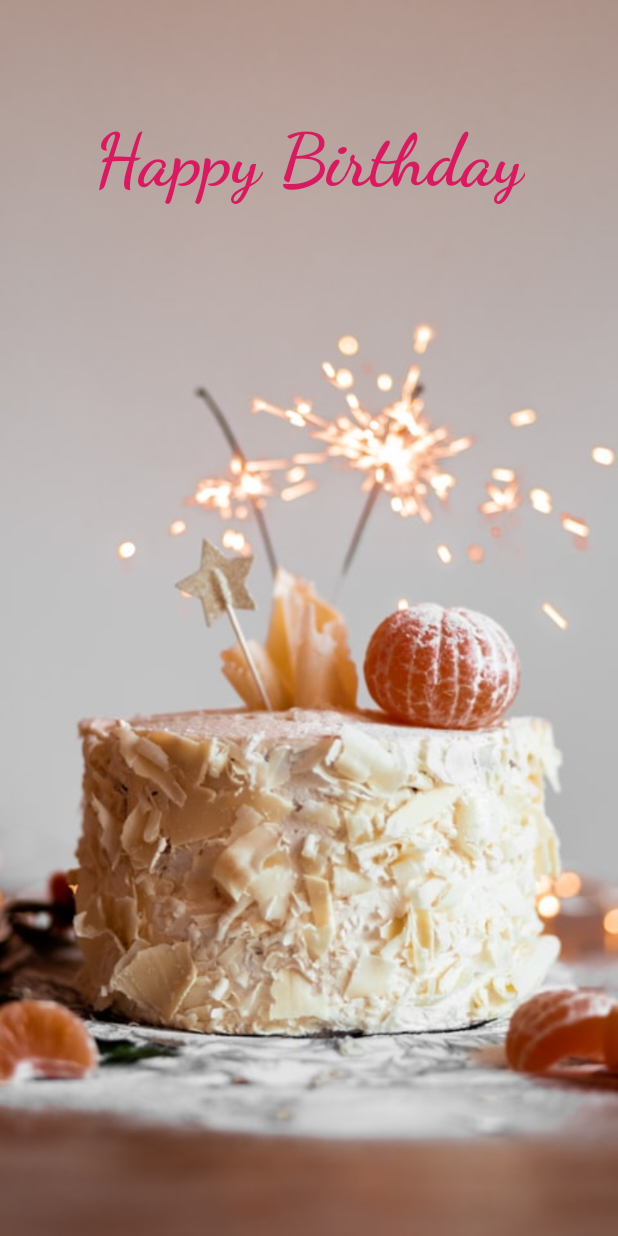
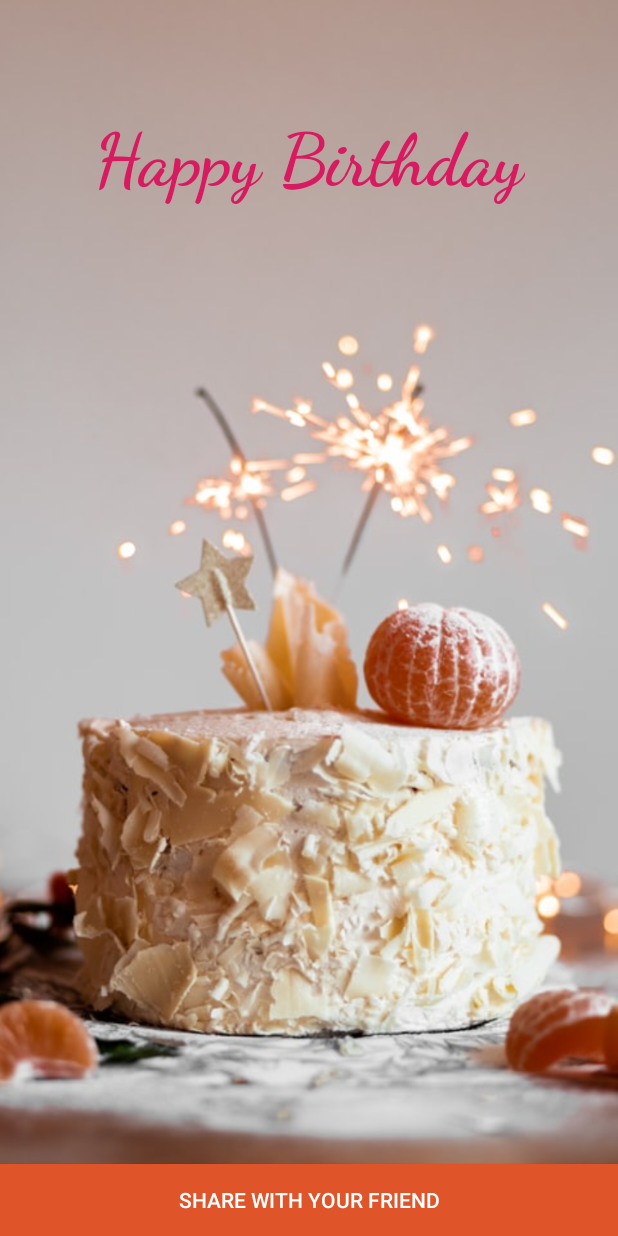
Before and after one commit to simonnepinto/Bliss_through_wish, an Android app: the layout activity_birthday_greeting.xml on its own in the app's theme, with its tools: preview values and no code run, on a phone screen of 412 x 824 dp. Run offline under Robolectric (Android 15) with nearby library versions, the phone set to English and light mode, and no system bars.

Commit message:
share button and background enhancement

```diff
--- a/app/src/main/res/layout/activity_birthday_greeting.xml
+++ b/app/src/main/res/layout/activity_birthday_greeting.xml
@@ -7,10 +7,11 @@
     tools:context=".BirthdayGreetingActivity">
 
     <ImageView
-        android:layout_width= "match_parent"
+        android:id="@+id/birthdayImage"
+        android:layout_width="match_parent"
         android:layout_height="match_parent"
-        android:src="@drawable/cake"
-        android:scaleType="centerCrop"/>
+        android:scaleType="centerCrop"
+        android:src="@drawable/cake" />
 
     <TextView
         android:id="@+id/birthdayGreeting"
@@ -28,5 +29,17 @@
         android:textStyle="bold"
         android:textAlignment="center"/>
 
+    <Button
+        android:layout_width="match_parent"
+        android:layout_height="wrap_content"
+        app:layout_constraintBottom_toBottomOf="parent"
+        app:layout_constraintRight_toRightOf="parent"
+        app:layout_constraintLeft_toLeftOf="parent"
+        android:text="@string/share_with_your_friend"
+        android:background="@color/orange"
+        android:textColor="@color/white"
+        android:onClick="shareCard"
+        />.
+
 
 </androidx.constraintlayout.widget.ConstraintLayout>
--- a/app/src/main/res/layout/activity_main.xml
+++ b/app/src/main/res/layout/activity_main.xml
@@ -4,6 +4,7 @@
     xmlns:tools="http://schemas.android.com/tools"
     android:layout_width="match_parent"
     android:layout_height="match_parent"
+    android:background="@drawable/mainpic"
     tools:context=".MainActivity">
 
     <TextView
@@ -12,6 +13,8 @@
         android:layout_height="wrap_content"
         android:layout_marginTop="60dp"
         android:text="@string/enter_your_name"
+        android:textStyle="bold"
+        android:textSize="20dp"
         app:layout_constraintEnd_toEndOf="parent"
         app:layout_constraintStart_toStartOf="parent"
         app:layout_constraintTop_toTopOf="parent" />
@@ -26,6 +29,7 @@
         android:hint="@string/input_hint_text"
         android:textAlignment="center"
         android:gravity="center_horizontal"
+        android:textSize="25dp"
         app:layout_constraintEnd_toEndOf="parent"
         app:layout_constraintStart_toStartOf="parent"
         app:layout_constraintTop_toBottomOf="@+id/helperMessage" />
@@ -41,6 +45,8 @@
         android:textAllCaps="false"
         android:padding="30dp"
         android:onClick="createBirthdayCard"
+        android:background="@color/grey"
+        android:textColor="@color/white"
         app:layout_constraintTop_toBottomOf="@+id/nameInput" />
 
 </androidx.constraintlayout.widget.ConstraintLayout>
--- a/app/src/main/res/values/colors.xml
+++ b/app/src/main/res/values/colors.xml
@@ -3,4 +3,8 @@
     <color name="colorPrimary">#008577</color>
     <color name="colorPrimaryDark">#00574B</color>
     <color name="colorAccent">#D81B60</color>
+    <color name="orange">#DF5429</color>
+    <color name="white">#FFFFFF</color>
+    <color name="grey">#707070</color>
+
 </resources>
--- a/app/src/main/res/values/strings.xml
+++ b/app/src/main/res/values/strings.xml
@@ -4,4 +4,5 @@
     <string name="create_birthday_card">Create Birthday Card</string>
     <string name="input_hint_text">Simonne</string>
     <string name="button">Button was clicked</string>
+    <string name="share_with_your_friend">Share with your friend</string>
 </resources>
```
Also changed, not shown: app/src/main/java/com/example/birthdaygreet/BirthdayGreetingActivity.kt (+10 -0 lines), app/src/main/res/drawable/mainpic.jpg (added).
